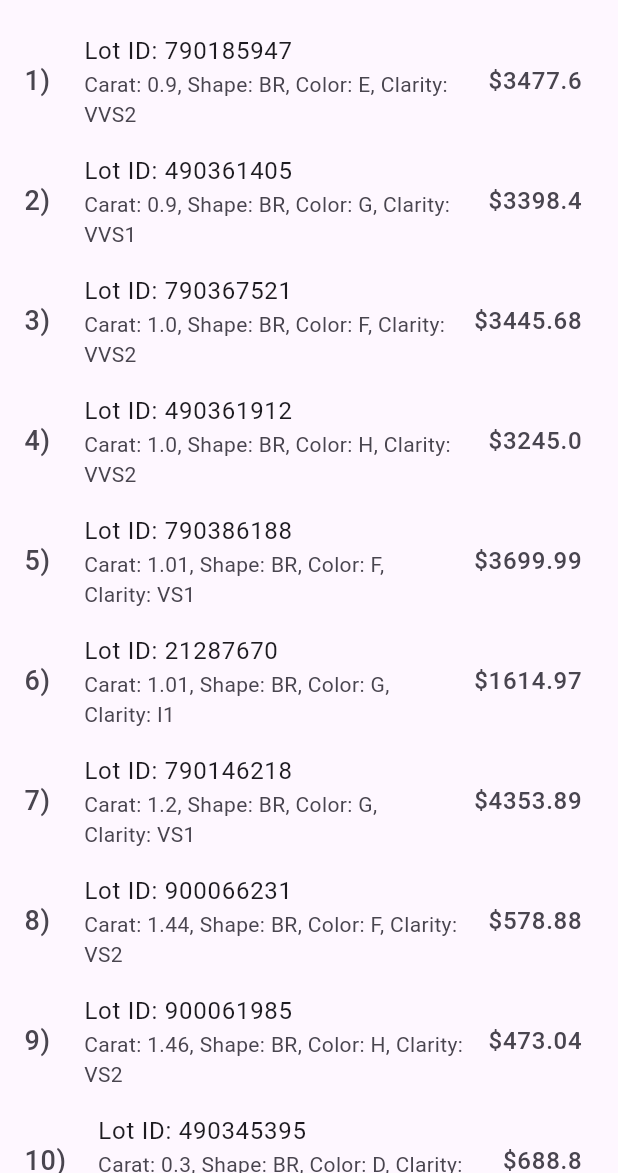
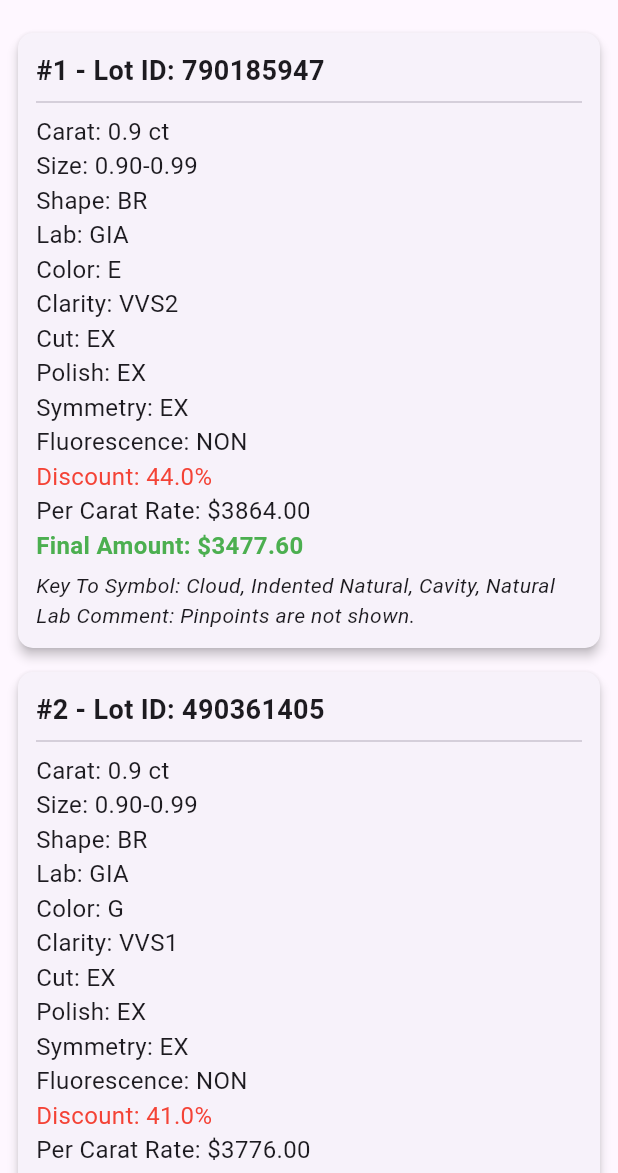
Before and after one commit to aunshpatel/diamond_selection_app, a Flutter app: the ResultPage screen opened directly, on a phone screen of 412 x 824 dp, the part 63-1236 px from its top. Run offline on Flutter 3.47's test engine with Material 3 defaults, Android fonts, the phone set to English and light mode, and no system bars; our stand-ins replace flutter_bloc.

Commit message:
Update UI of page, and display all contents of a diamond type

```diff
--- a/lib/screens/result_page.dart
+++ b/lib/screens/result_page.dart
@@ -31,7 +31,7 @@ class _ResultPageState extends State<ResultPage> {
               itemCount: diamonds.length,
               itemBuilder: (context, index) {
                 final diamond = diamonds[index];
-                return ListTile(
+                /*return ListTile(
                   leading: Text("${index+1}) ", style: TextStyle(fontSize: 18)),
                   title: Text("Lot ID: ${diamond.lotID}", style: TextStyle(fontSize: 16)),
                   subtitle: Text(
@@ -39,6 +39,37 @@ class _ResultPageState extends State<ResultPage> {
                       style: TextStyle(fontSize: 14)
                   ),
                   trailing: Text("\$${diamond.finalAmount}", style: TextStyle(fontSize: 16)),
+                );*/
+                return Card(
+                  margin: EdgeInsets.symmetric(vertical: 8, horizontal: 12),
+                  shape: RoundedRectangleBorder(borderRadius: BorderRadius.circular(10)),
+                  elevation: 3,
+                  child: Padding(
+                    padding: const EdgeInsets.all(12.0),
+                    child: Column(
+                      crossAxisAlignment: CrossAxisAlignment.start,
+                      children: [
+                        Text("#${index + 1} - Lot ID: ${diamond.lotID}", style: TextStyle(fontSize: 18, fontWeight: FontWeight.bold)),
+                        Divider(),
+                        Text("Carat: ${diamond.carat} ct", style: TextStyle(fontSize: 16)),
+                        Text("Size: ${diamond.size}", style: TextStyle(fontSize: 16)),
+                        Text("Shape: ${diamond.shape}", style: TextStyle(fontSize: 16)),
+                        Text("Lab: ${diamond.lab}", style: TextStyle(fontSize: 16)),
+                        Text("Color: ${diamond.color}", style: TextStyle(fontSize: 16)),
+                        Text("Clarity: ${diamond.clarity}", style: TextStyle(fontSize: 16)),
+                        Text("Cut: ${diamond.cut}", style: TextStyle(fontSize: 16)),
+                        Text("Polish: ${diamond.polish}", style: TextStyle(fontSize: 16)),
+                        Text("Symmetry: ${diamond.symmetry}", style: TextStyle(fontSize: 16)),
+                        Text("Fluorescence: ${diamond.fluorescence}", style: TextStyle(fontSize: 16)),
+                        Text("Discount: ${diamond.discount}%", style: TextStyle(fontSize: 16, color: Colors.red)),
+                        Text("Per Carat Rate: \$${diamond.perCaratRate.toStringAsFixed(2)}", style: TextStyle(fontSize: 16)),
+                        Text("Final Amount: \$${diamond.finalAmount.toStringAsFixed(2)}", style: TextStyle(fontSize: 16, fontWeight: FontWeight.bold, color: Colors.green)),
+                        SizedBox(height: 5),
+                        Text("Key To Symbol: ${diamond.keyToSymbol}", style: TextStyle(fontSize: 14, fontStyle: FontStyle.italic)),
+                        Text("Lab Comment: ${diamond.labComment}", style: TextStyle(fontSize: 14, fontStyle: FontStyle.italic)),
+                      ],
+                    ),
+                  ),
                 );
               },
             );
```
